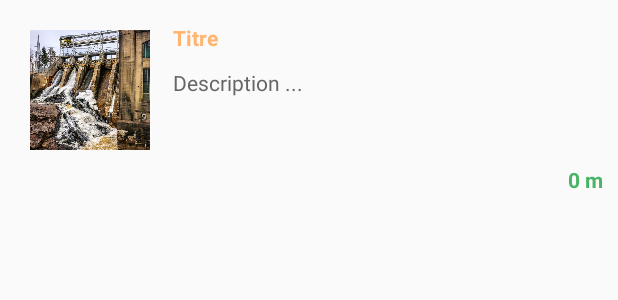
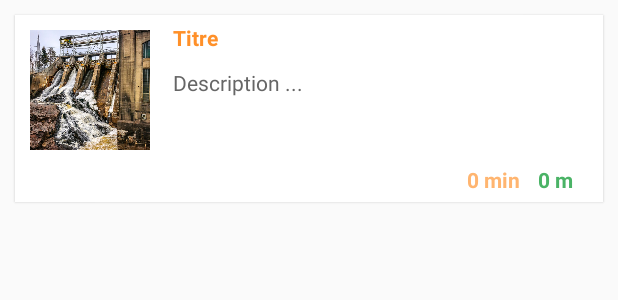
Before and after one commit to J4BB3R/wezite, an Android app: the layout parcour_vignette.xml on its own in the app's theme, with its tools: preview values and no code run, on a phone screen of 412 x 824 dp. Shown: the top 300 px of the screen. Run offline under Robolectric (Android 15) with nearby library versions, the phone set to English and light mode, and no system bars.

Commit message:
[Gen] color fix + parcour feature

```diff
--- a/app/src/main/res/layout/activity_connect.xml
+++ b/app/src/main/res/layout/activity_connect.xml
@@ -19,7 +19,7 @@
         android:shadowDy="10"
         android:shadowRadius="0.5"
         android:text="@string/app_name"
-        android:textColor="@color/colorPrimary"
+        android:textColor="@color/titleExtra"
         android:textSize="70sp"
         android:textStyle="bold" />
 
--- a/app/src/main/res/layout/parcour_vignette.xml
+++ b/app/src/main/res/layout/parcour_vignette.xml
@@ -1,11 +1,14 @@
 <?xml version="1.0" encoding="utf-8"?>
-<FrameLayout xmlns:app="http://schemas.android.com/apk/res-auto"
+<FrameLayout xmlns:android="http://schemas.android.com/apk/res/android"
+    xmlns:app="http://schemas.android.com/apk/res-auto"
+    xmlns:tools="http://schemas.android.com/tools"
+    android:id="@+id/headVignette"
     android:layout_width="match_parent"
     android:layout_height="wrap_content"
-    xmlns:android="http://schemas.android.com/apk/res/android"
     android:layout_margin="10dp"
-    android:clickable="true"
-    android:id="@+id/headVignette">
+    android:background="@android:color/white"
+    android:elevation="1dp"
+    android:clickable="true">
 
     <LinearLayout
         android:layout_width="match_parent"
@@ -24,7 +27,7 @@
                 android:layout_height="80dp"
                 android:layout_margin="10dp"
                 android:scaleType="centerCrop"
-                app:srcCompat="@drawable/barrage" />
+                app:srcCompat="@drawable/barrage"/>
 
             <LinearLayout
                 android:layout_width="match_parent"
@@ -38,7 +41,7 @@
                     android:layout_height="wrap_content"
                     android:layout_margin="5dp"
                     android:text="Titre"
-                    android:textColor="@color/colorPrimary"
+                    android:textColor="@color/titleExtra"
                     android:textStyle="bold" />
 
                 <TextView
@@ -50,18 +53,36 @@
                     android:text="Description ..."
                     android:textColor="@color/colorPrimaryDark" />
             </LinearLayout>
+
         </LinearLayout>
 
-        <TextView
-            android:id="@+id/distanceParcourVignette"
+        <LinearLayout
             android:layout_width="wrap_content"
-            android:layout_height="wrap_content"
-            android:layout_gravity="end"
+            android:layout_height="match_parent"
+            android:layout_gravity="right"
+            android:layout_marginLeft="20dp"
+            android:layout_marginRight="20dp"
             android:layout_marginBottom="5dp"
-            android:layout_marginTop="0dp"
-            android:text="0 m"
-            android:textColor="@color/successColor"
-            android:textStyle="bold" />
+            android:orientation="horizontal">
+
+            <TextView
+                android:id="@+id/dureeParcourVignette"
+                android:layout_width="wrap_content"
+                android:layout_height="wrap_content"
+                android:layout_marginRight="12dp"
+                android:text="0 min"
+                android:textColor="@color/colorPrimary"
+                android:textStyle="bold" />
+
+            <TextView
+                android:id="@+id/distanceParcourVignette"
+                android:layout_width="wrap_content"
+                android:layout_height="wrap_content"
+                android:text="0 m"
+                android:textColor="@color/successColor"
+                android:textStyle="bold" />
+        </LinearLayout>
+
     </LinearLayout>
 
 </FrameLayout>
--- a/app/src/main/res/values/colors.xml
+++ b/app/src/main/res/values/colors.xml
@@ -1,6 +1,7 @@
 <?xml version="1.0" encoding="utf-8"?>
 <resources>
     <color name="colorPrimary">#FFB570</color>
+    <color name="titleExtra">#FF9029</color>
     <color name="colorPrimaryDark">#666666</color>
     <color name="colorAccent">#FF4081</color>
     <color name="textLight">#EEEEEE</color>
```
Also changed, not shown: app/src/main/java/ca/wezite/wezite/ParcoursListActivity.java (+16 -1 lines), app/src/main/java/ca/wezite/wezite/view/ParcourListAdaptor.java (+9 -2 lines), app/src/main/res/layout/activity_parcours_list.xml (+16 -4 lines).
